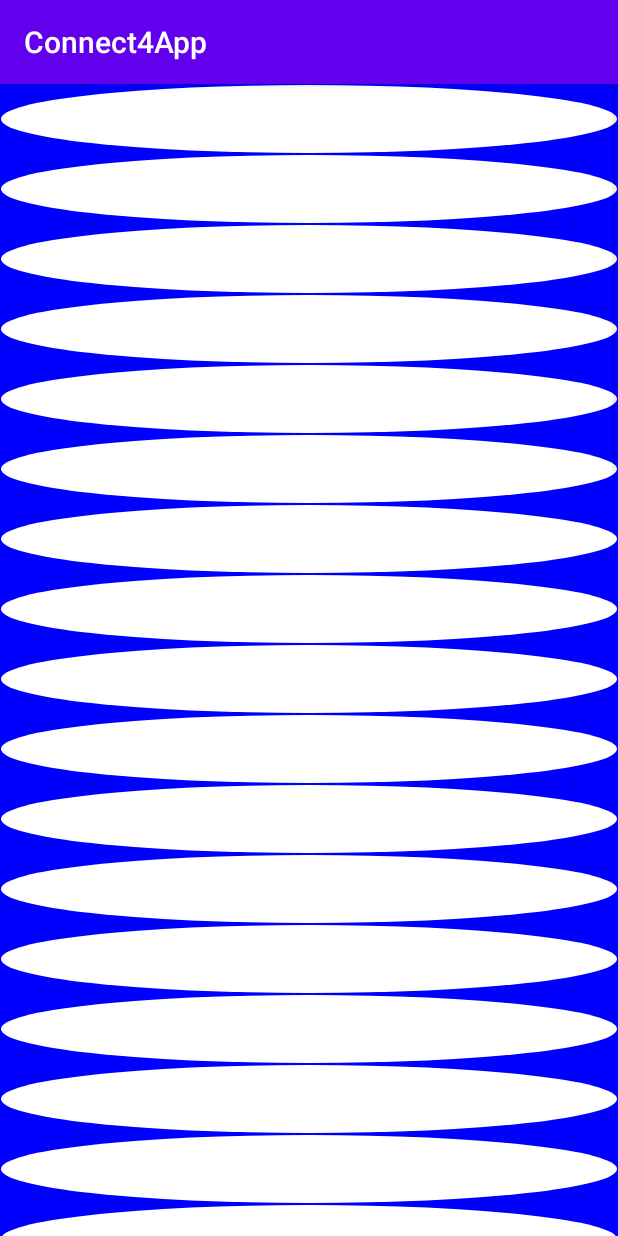
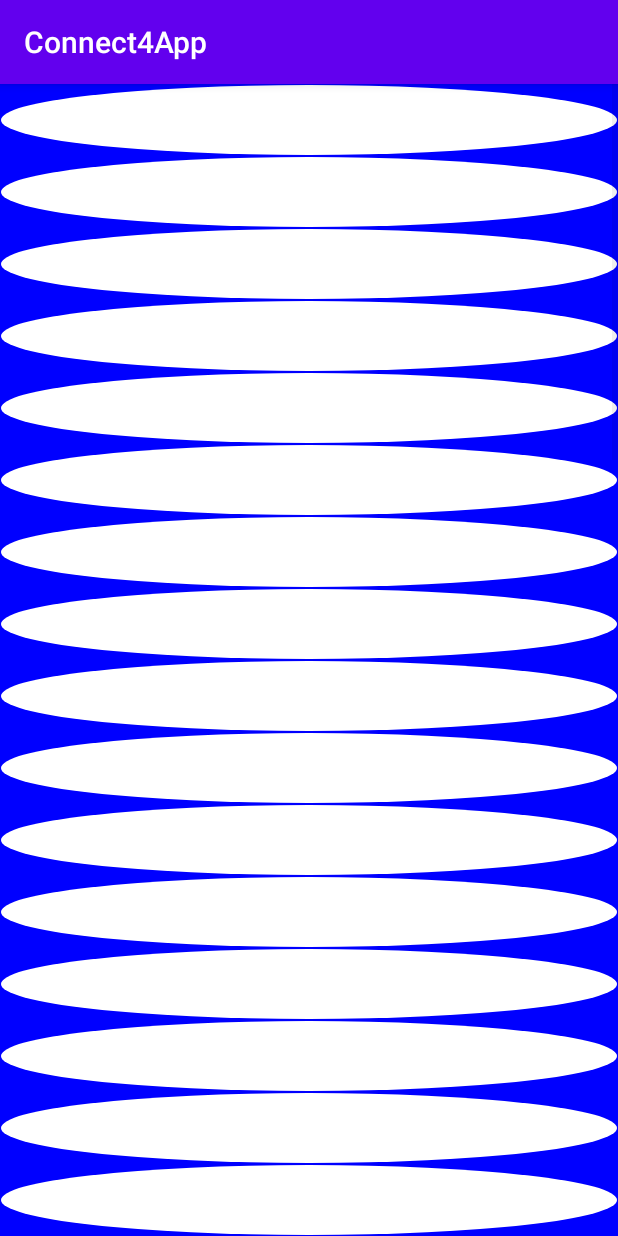
Before and after one commit to Navy22junda/Connect4, an Android app: the GameDevelopment screen opened directly, with no data from a screen before it, on a phone screen of 412 x 824 dp. Run offline under Robolectric (Android 15) with nearby library versions, the phone set to English and light mode, and no system bars; 9 statements that could not run were skipped.

Commit message:
Bug ajust screen game diferent games grill fixed

```diff
--- a/App/app/src/main/java/com/example/connect4app/Activities/GameDevelopment.java
+++ b/App/app/src/main/java/com/example/connect4app/Activities/GameDevelopment.java
@@ -39,6 +39,7 @@ public class GameDevelopment extends AppCompatActivity implements GridView.OnIte
     private Instant start = Instant.now();
     private boolean time;
     private Parcelable mGridview, mAdapterInstanceState;
+    private int positionInteractive;
 
 
     @Override
@@ -69,10 +70,13 @@ public class GameDevelopment extends AppCompatActivity implements GridView.OnIte
         String size = intent.getStringExtra("size");
         if(size.equals("5")){
             sizeGrill = 25;
+            positionInteractive = 150;
         }else if(size.equals("6")){
             sizeGrill = 36;
+            positionInteractive = 50;
         }else {
             sizeGrill = 49;
+            positionInteractive = -20;
         }
         ImageAdapter.setData(sizeGrill);
         ImageAdapterInteractive.setData((Integer.parseInt(size)));
@@ -106,6 +110,7 @@ public class GameDevelopment extends AppCompatActivity implements GridView.OnIte
         GridView interactive = (GridView)findViewById(R.id.interactiveGrid);
         interactive.setNumColumns((Integer.parseInt(size)));
         interactive.setAdapter(new ImageAdapterInteractive(this));
+        interactive.setY(positionInteractive);
 
         interactive.setOnItemClickListener(this);
 
--- a/App/app/src/main/java/com/example/connect4app/Activities/ImageAdapter.java
+++ b/App/app/src/main/java/com/example/connect4app/Activities/ImageAdapter.java
@@ -14,7 +14,7 @@ public class ImageAdapter extends BaseAdapter {
     static int totalSize;
     private Context mcontext;
 
-    public ImageAdapter(Context c){
+    public ImageAdapter(Context c) {
         mcontext = c;
     }
 
@@ -35,30 +35,44 @@ public class ImageAdapter extends BaseAdapter {
 
     @Override
     public View getView(int position, View convertView, ViewGroup parent) {
-        ImageView imageView;
-        if(convertView == null){
-            imageView = new ImageView(mcontext);
-            imageView.setPadding(0,0,0,0);
-            imageView.setLayoutParams(new ViewGroup.LayoutParams(ViewGroup.LayoutParams.MATCH_PARENT,70));
+        ImageView imageView = null;
+        if (convertView == null) {
 
-        }else {
+            switch (totalSize) {
+                case (25):
+                    imageView = new ImageView(mcontext);
+                    imageView.setLayoutParams(new ViewGroup.LayoutParams(ViewGroup.LayoutParams.MATCH_PARENT, 65));
+                    break;
+
+                case (36):
+                    imageView = new ImageView(mcontext);
+                    imageView.setLayoutParams(new ViewGroup.LayoutParams(ViewGroup.LayoutParams.MATCH_PARENT, 70));
+                    break;
+
+                case (49):
+                    imageView = new ImageView(mcontext);
+                    imageView.setLayoutParams(new ViewGroup.LayoutParams(ViewGroup.LayoutParams.MATCH_PARENT, 72));
+                    break;
+            }
+
+        } else {
             imageView = (ImageView) convertView;
         }
         imageView.setBackgroundResource(grill[position]);
         return imageView;
     }
 
-    public static void setData(int size){
+    public static void setData(int size) {
         totalSize = size;
     }
 
     private Integer[] grill = {
-            R.drawable.cela, R.drawable.cela,R.drawable.cela,R.drawable.cela,R.drawable.cela,R.drawable.cela,R.drawable.cela,
-            R.drawable.cela,R.drawable.cela,R.drawable.cela,R.drawable.cela,R.drawable.cela,R.drawable.cela,R.drawable.cela,
-            R.drawable.cela,R.drawable.cela,R.drawable.cela,R.drawable.cela,R.drawable.cela,R.drawable.cela,R.drawable.cela,
-            R.drawable.cela,R.drawable.cela,R.drawable.cela,R.drawable.cela,R.drawable.cela,R.drawable.cela,R.drawable.cela,
-            R.drawable.cela,R.drawable.cela,R.drawable.cela,R.drawable.cela,R.drawable.cela,R.drawable.cela,R.drawable.cela,
-            R.drawable.cela,R.drawable.cela,R.drawable.cela,R.drawable.cela,R.drawable.cela,R.drawable.cela,R.drawable.cela,
-            R.drawable.cela,R.drawable.cela,R.drawable.cela,R.drawable.cela,R.drawable.cela,R.drawable.cela,R.drawable.cela,
+            R.drawable.cela, R.drawable.cela, R.drawable.cela, R.drawable.cela, R.drawable.cela, R.drawable.cela, R.drawable.cela,
+            R.drawable.cela, R.drawable.cela, R.drawable.cela, R.drawable.cela, R.drawable.cela, R.drawable.cela, R.drawable.cela,
+            R.drawable.cela, R.drawable.cela, R.drawable.cela, R.drawable.cela, R.drawable.cela, R.drawable.cela, R.drawable.cela,
+            R.drawable.cela, R.drawable.cela, R.drawable.cela, R.drawable.cela, R.drawable.cela, R.drawable.cela, R.drawable.cela,
+            R.drawable.cela, R.drawable.cela, R.drawable.cela, R.drawable.cela, R.drawable.cela, R.drawable.cela, R.drawable.cela,
+            R.drawable.cela, R.drawable.cela, R.drawable.cela, R.drawable.cela, R.drawable.cela, R.drawable.cela, R.drawable.cela,
+            R.drawable.cela, R.drawable.cela, R.drawable.cela, R.drawable.cela, R.drawable.cela, R.drawable.cela, R.drawable.cela,
     };
 }
--- a/App/app/src/main/java/com/example/connect4app/Connect4Logic/Board.java
+++ b/App/app/src/main/java/com/example/connect4app/Connect4Logic/Board.java
@@ -29,7 +29,7 @@ public class Board {
 
     public boolean hasValidMoves(){
         for(int i = 0; i < size; i++){
-            if(!cells[i][0].ocupat){
+            if(!cells[size-1][i].ocupat){
                 return true;
             }
         }
--- a/App/app/src/main/res/layout/activity_game.xml
+++ b/App/app/src/main/res/layout/activity_game.xml
@@ -41,11 +41,11 @@
         app:layout_constraintHorizontal_bias="0.0"
         app:layout_constraintStart_toStartOf="parent"
         app:layout_constraintTop_toTopOf="parent"
-        app:layout_constraintVertical_bias="0.244" />
+        app:layout_constraintVertical_bias="0.175" />
 
     <GridView
         android:id="@+id/grid"
-        android:layout_width="wrap_content"
+        android:layout_width="match_parent"
         android:layout_height="wrap_content"
         android:orientation="vertical"
         android:stretchMode="columnWidth"
@@ -54,5 +54,5 @@
         app:layout_constraintHorizontal_bias="0.0"
         app:layout_constraintStart_toStartOf="parent"
         app:layout_constraintTop_toTopOf="parent"
-        app:layout_constraintVertical_bias="0.894" />
+        app:layout_constraintVertical_bias="0.95" />
 </androidx.constraintlayout.widget.ConstraintLayout>
```
